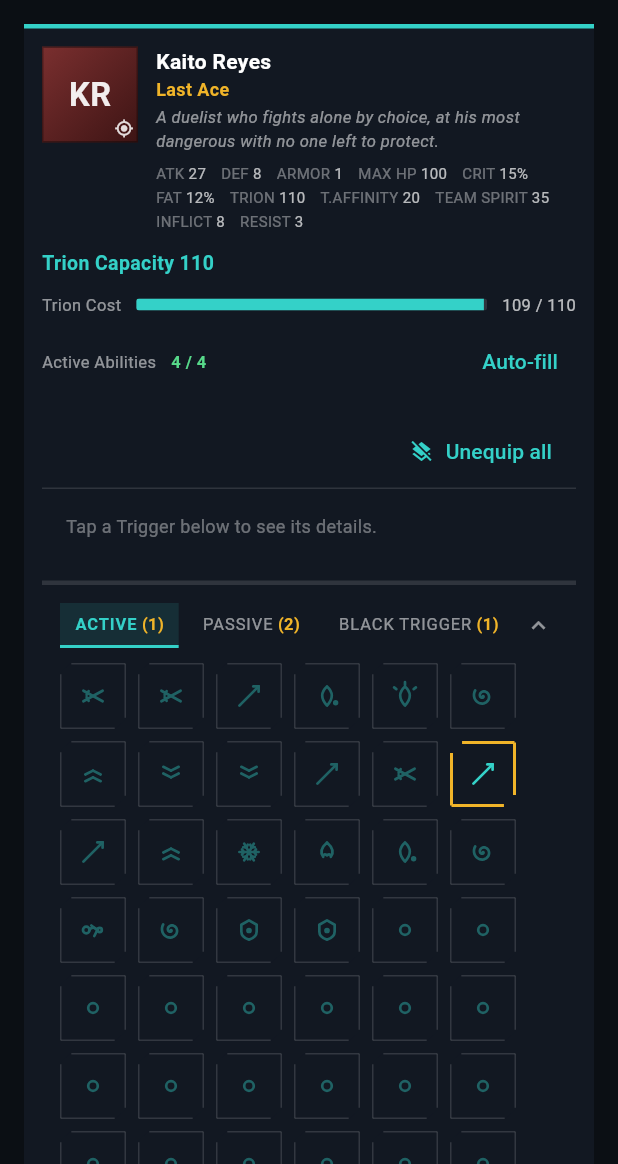
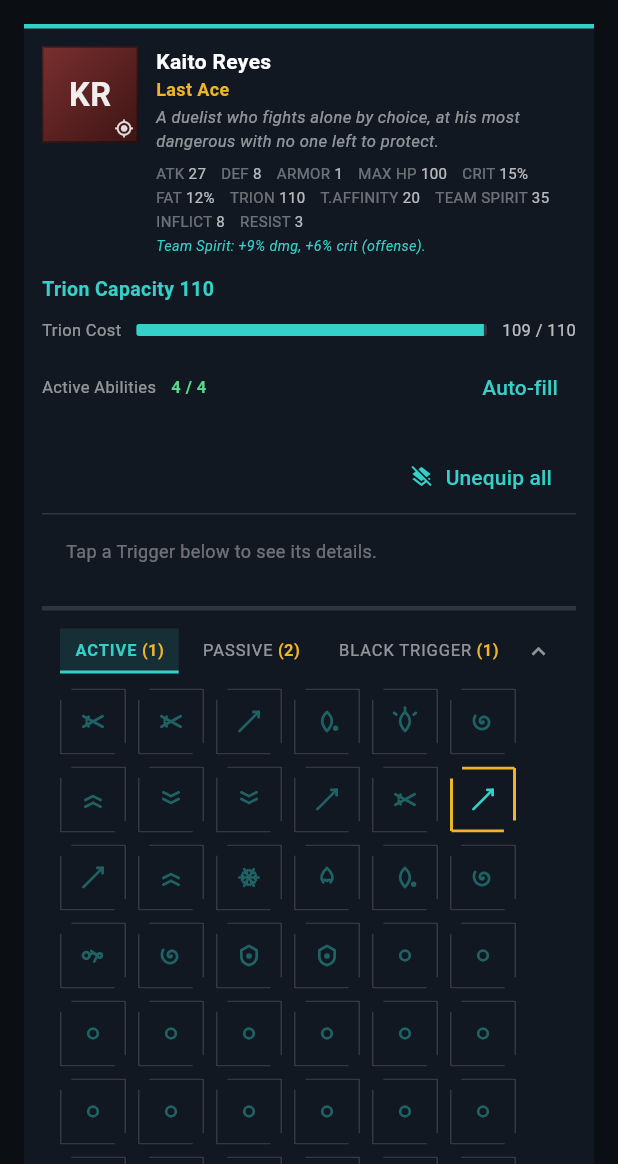
Before and after one commit to MaxxRexx/Isekai_Strategem, a Flutter app: the screen it shows after launch, after a tap on "KR", on a phone screen of 412 x 824 dp, the part 72-1236 px from its top. Run offline on Flutter 3.47's test engine with Material 3 defaults, Android fonts, the phone set to English and light mode, and no system bars; accounts and stored records are empty.

Commit message:
Phase F: add Team Spirit live-effect readout to stat rows
Combat-v2 §10: Team Spirit is a dual-direction stat but the value alone
told players nothing about what it does. CharacterStatRow now renders a
compact hint under the stat wrap computed from TeamSpiritCurve: below the
midpoint it reads "+X% dmg, +Y% crit (offense)", above it reads
"+X% regen, +Y% FAT (sustain)", and at the midpoint "neutral (balanced)".

Adds teamSpiritEffectHint() plus unit coverage.

Co-Authored-By: Claude Opus 4.8 <noreply@anthropic.com>
Claude-Session: https://claude.ai/code/session_01GMWaxazLCUjaoRp6mwvURS

```diff
--- a/app/lib/src/widgets/pickers.dart
+++ b/app/lib/src/widgets/pickers.dart
@@ -375,7 +375,10 @@ class CharacterStatRow extends StatelessWidget {
       ('INFLICT', '${stats.statusEffectInfliction}'),
       ('RESIST', '${stats.statusEffectResistance}'),
     ];
-    return Wrap(
+    return Column(
+      crossAxisAlignment: CrossAxisAlignment.start,
+      children: [
+        Wrap(
           spacing: 10,
           runSpacing: 2,
           children: [
@@ -385,18 +388,55 @@ class CharacterStatRow extends StatelessWidget {
                   children: [
                     TextSpan(
                       text: '$label ',
-                  style: const TextStyle(color: Colors.white38, fontSize: 10),
+                      style: const TextStyle(
+                        color: Colors.white38,
+                        fontSize: 10,
+                      ),
                     ),
                     TextSpan(
                       text: value,
-                  style: const TextStyle(color: Colors.white70, fontSize: 10),
+                      style: const TextStyle(
+                        color: Colors.white70,
+                        fontSize: 10,
+                      ),
                     ),
                   ],
                 ),
               ),
           ],
+        ),
+        Padding(
+          padding: const EdgeInsets.only(top: 3),
+          child: Text(
+            teamSpiritEffectHint(stats.teamSpirit),
+            style: const TextStyle(
+              color: Palette.accent,
+              fontSize: 9.5,
+              fontStyle: FontStyle.italic,
+            ),
+          ),
+        ),
+      ],
     );
   }
+}
+
+/// The live offense/sustain readout for a character's Team Spirit value.
+/// Below the midpoint (50) Team Spirit leans offensive (damage + crit),
+/// above it leans sustain (heal regen + FAT). See combat-v2 §10.
+String teamSpiritEffectHint(num teamSpirit) {
+  final bonuses = const TeamSpiritCurve().bonusesFor(teamSpirit);
+  final dmg = (bonuses.singleTargetDamageBonus * 100).round();
+  final crit = bonuses.criticalChanceBonus.round();
+  final regen = (bonuses.healthRegenBonus * 100).round();
+  final fat = bonuses.fatChanceBonus.round();
+  if (dmg <= 0 && crit <= 0 && regen <= 0 && fat <= 0) {
+    return 'Team Spirit: neutral (balanced).';
+  }
+  if (dmg > 0 || crit > 0) {
+    return 'Team Spirit: +$dmg% dmg, +$crit% crit (offense).';
+  }
+  return 'Team Spirit: +$regen% regen, +$fat% FAT (sustain).';
 }
 
 /// One roster-grid entry: a portrait tile plus name/role, the mockup's
```
Also changed, not shown: 1 other file. Lines whose indentation alone changed are shown as unchanged.
